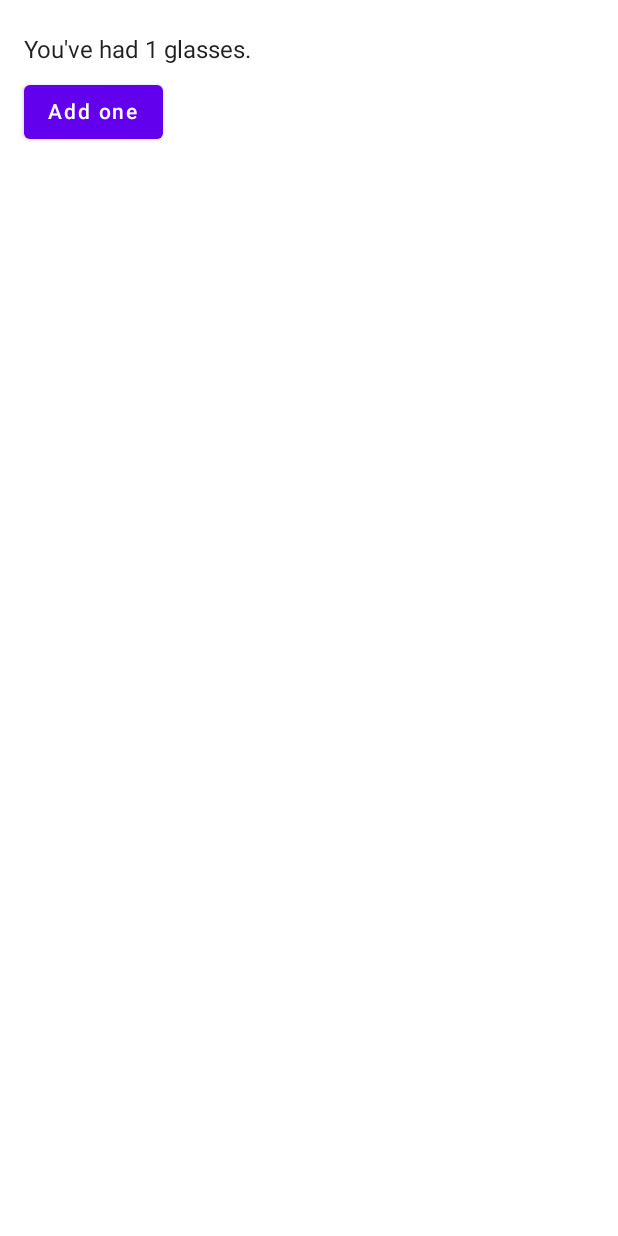
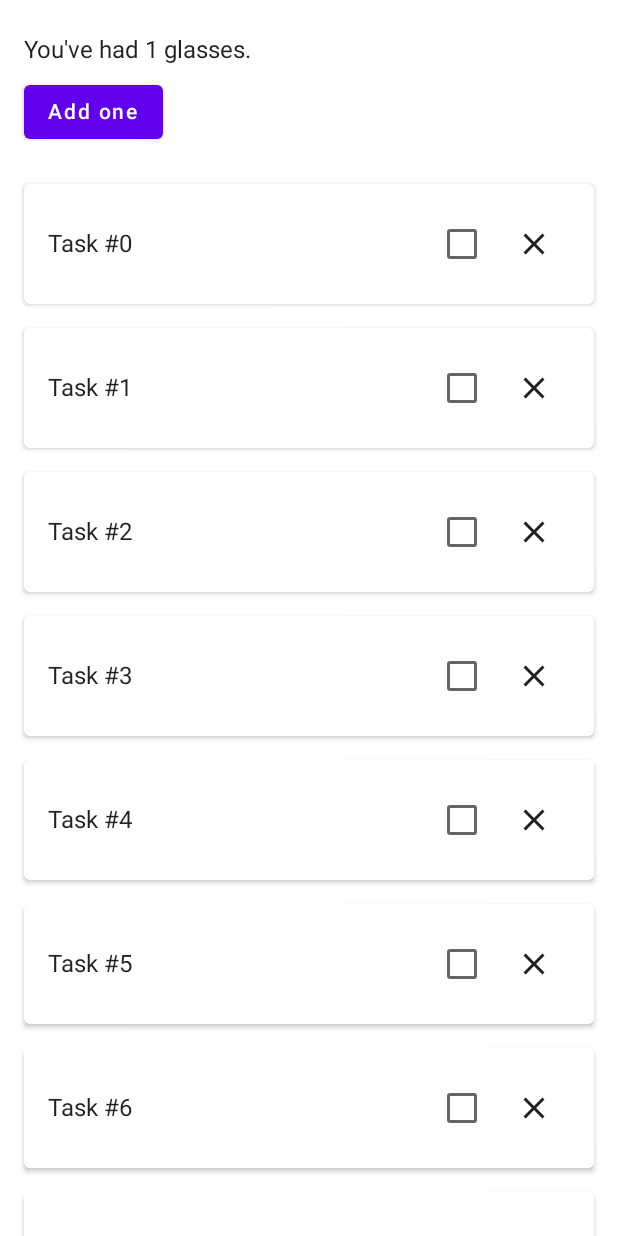
Before and after one commit to jmartinal/Compose_04_State, an Android app built with Jetpack Compose: the screen it shows after launch (MainActivity), after a tap on "Add one", on a phone screen of 412 x 824 dp. Run offline under Robolectric (Android 15) with nearby library versions, the phone set to English and light mode, and no system bars.

Commit message:
Created a list of checkable tasks

```diff
--- /dev/null
+++ b/app/src/main/java/com/example/compose04state/data/WellnessTask.kt
@@ -0,0 +1,9 @@
+package com.example.compose04state.data
+
+data class WellnessTask(val id: Int, val label: String) {
+    companion object
+}
+
+fun WellnessTask.Companion.getWellnessTasks() = List(30) { i ->
+    WellnessTask(i, "Task #$i")
+}
--- a/app/src/main/java/com/example/compose04state/ui/screen/WellnessScreen.kt
+++ b/app/src/main/java/com/example/compose04state/ui/screen/WellnessScreen.kt
@@ -1,6 +1,7 @@
 package com.example.compose04state.ui.screen
 
 import android.content.res.Configuration.UI_MODE_NIGHT_YES
+import androidx.compose.foundation.layout.Column
 import androidx.compose.foundation.layout.fillMaxSize
 import androidx.compose.material.Surface
 import androidx.compose.runtime.Composable
@@ -8,10 +9,14 @@ import androidx.compose.ui.Modifier
 import androidx.compose.ui.tooling.preview.Preview
 import com.example.compose04state.ui.theme.Compose04StateTheme
 import com.example.compose04state.ui.widget.StatefulWaterCounter
+import com.example.compose04state.ui.widget.WellnessTasksList
 
 @Composable
 fun WellnessScreen(modifier: Modifier = Modifier) {
-    StatefulWaterCounter(modifier = modifier)
+    Column(modifier = modifier) {
+        StatefulWaterCounter()
+        WellnessTasksList()
+    }
 }
 
 @Preview(name = "light", showBackground = true)
--- a/app/src/main/java/com/example/compose04state/ui/widget/WellnessTaskItem.kt
+++ b/app/src/main/java/com/example/compose04state/ui/widget/WellnessTaskItem.kt
@@ -7,6 +7,10 @@ import androidx.compose.material.*
 import androidx.compose.material.icons.Icons
 import androidx.compose.material.icons.filled.Close
 import androidx.compose.runtime.Composable
+import androidx.compose.runtime.mutableStateOf
+import androidx.compose.runtime.saveable.rememberSaveable
+import androidx.compose.runtime.getValue
+import androidx.compose.runtime.setValue
 import androidx.compose.ui.Alignment
 import androidx.compose.ui.Modifier
 import androidx.compose.ui.tooling.preview.Preview
@@ -14,10 +18,38 @@ import androidx.compose.ui.unit.dp
 import com.example.compose04state.ui.theme.Compose04StateTheme
 
 @Composable
-fun WellnessTaskItem(taskName: String, onClose: () -> Unit, modifier: Modifier = Modifier) {
-    Card(modifier = modifier) {
-        Row(verticalAlignment = Alignment.CenterVertically, modifier = Modifier.padding(16.dp)) {
-            Text(text = taskName, modifier = Modifier.weight(1F))
+fun StatefulWellnessTaskItem(taskName: String, modifier: Modifier = Modifier) {
+    var checkedState by rememberSaveable { mutableStateOf(false) }
+    StatelessWellnessTaskItem(
+        taskName = taskName,
+        checked = checkedState,
+        onCheckedChange = { checkedState = !checkedState },
+        onClose = { /* no-op */ },
+        modifier = modifier.padding(horizontal = 16.dp, vertical = 8.dp)
+    )
+}
+
+@Composable
+fun StatelessWellnessTaskItem(
+    taskName: String,
+    checked: Boolean,
+    onCheckedChange: (Boolean) -> Unit,
+    onClose: () -> Unit,
+    modifier: Modifier = Modifier
+) {
+    Card(elevation = 2.dp, modifier = modifier) {
+        Row(
+            verticalAlignment = Alignment.CenterVertically,
+            modifier = Modifier.padding(16.dp)
+        ) {
+            Text(
+                text = taskName,
+                modifier = Modifier.weight(1F)
+            )
+            Checkbox(
+                checked = checked,
+                onCheckedChange = onCheckedChange
+            )
             IconButton(onClick = onClose) {
                 Icon(Icons.Filled.Close, contentDescription = null)
             }
@@ -33,7 +65,7 @@ fun WellnessTaskItem(taskName: String, onClose: () -> Unit, modifier: Modifier =
 private fun WellnessTaskItemLight() {
     Compose04StateTheme {
         Surface {
-            WellnessTaskItem("This is a task", { /* no-op */ })
+            StatelessWellnessTaskItem("This is a task", true, { /* no-op */ }, { /* no-op */ })
         }
     }
 }
@@ -47,7 +79,7 @@ private fun WellnessTaskItemLight() {
 private fun WellnessTaskItemDark() {
     Compose04StateTheme {
         Surface {
-            WellnessTaskItem("This is a task", { /* no-op */ })
+            StatelessWellnessTaskItem("This is a task", true, { /* no-op */ }, { /* no-op */ })
         }
     }
 }
--- /dev/null
+++ b/app/src/main/java/com/example/compose04state/ui/widget/WellnessTasksList.kt
@@ -0,0 +1,48 @@
+package com.example.compose04state.ui.widget
+
+import android.content.res.Configuration.UI_MODE_NIGHT_YES
+import androidx.compose.foundation.lazy.LazyColumn
+import androidx.compose.foundation.lazy.items
+import androidx.compose.material.Surface
+import androidx.compose.runtime.Composable
+import androidx.compose.ui.Modifier
+import androidx.compose.ui.tooling.preview.Preview
+import com.example.compose04state.data.WellnessTask
+import com.example.compose04state.data.getWellnessTasks
+import com.example.compose04state.ui.theme.Compose04StateTheme
+
+@Composable
+fun WellnessTasksList(modifier: Modifier = Modifier) {
+    LazyColumn(modifier = modifier) {
+        items(WellnessTask.getWellnessTasks()) { wellnessTask ->
+            StatefulWellnessTaskItem(taskName = wellnessTask.label)
+        }
+    }
+}
+
+@Preview(
+    name = "light",
+    showBackground = true
+)
+@Composable
+fun WellnessTasksListLight() {
+    Compose04StateTheme {
+        Surface {
+            WellnessTasksList()
+        }
+    }
+}
+
+@Preview(
+    name = "dark",
+    showBackground = true,
+    uiMode = UI_MODE_NIGHT_YES
+)
+@Composable
+fun WellnessTasksListDark() {
+    Compose04StateTheme {
+        Surface {
+            WellnessTasksList()
+        }
+    }
+}
```
